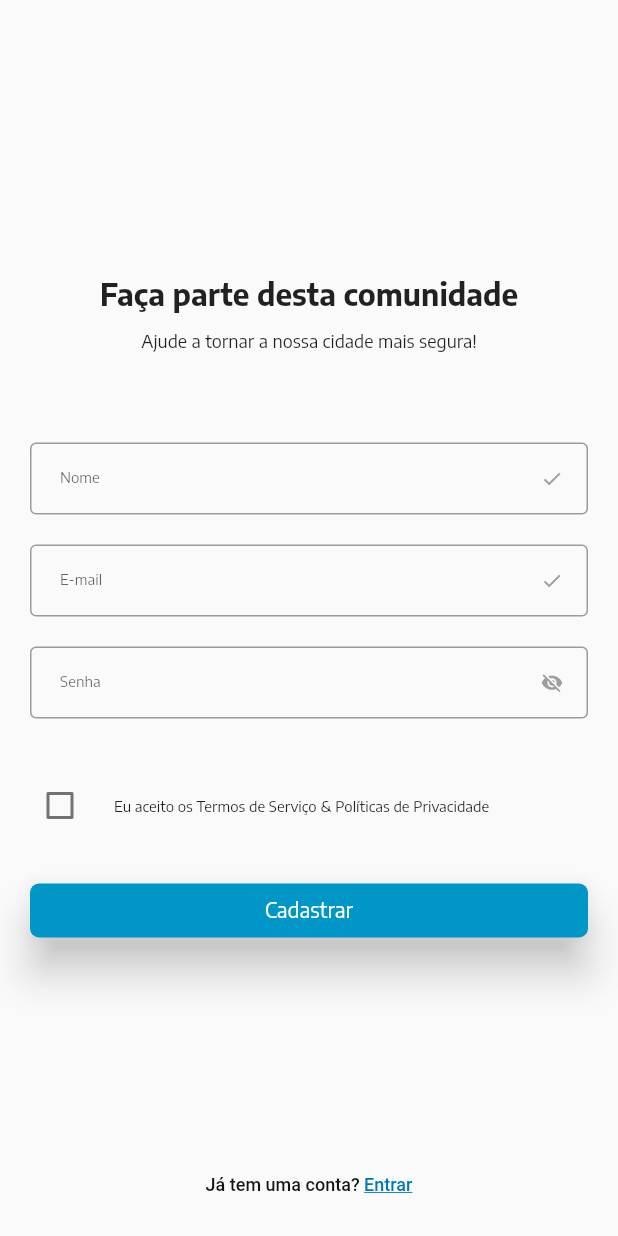
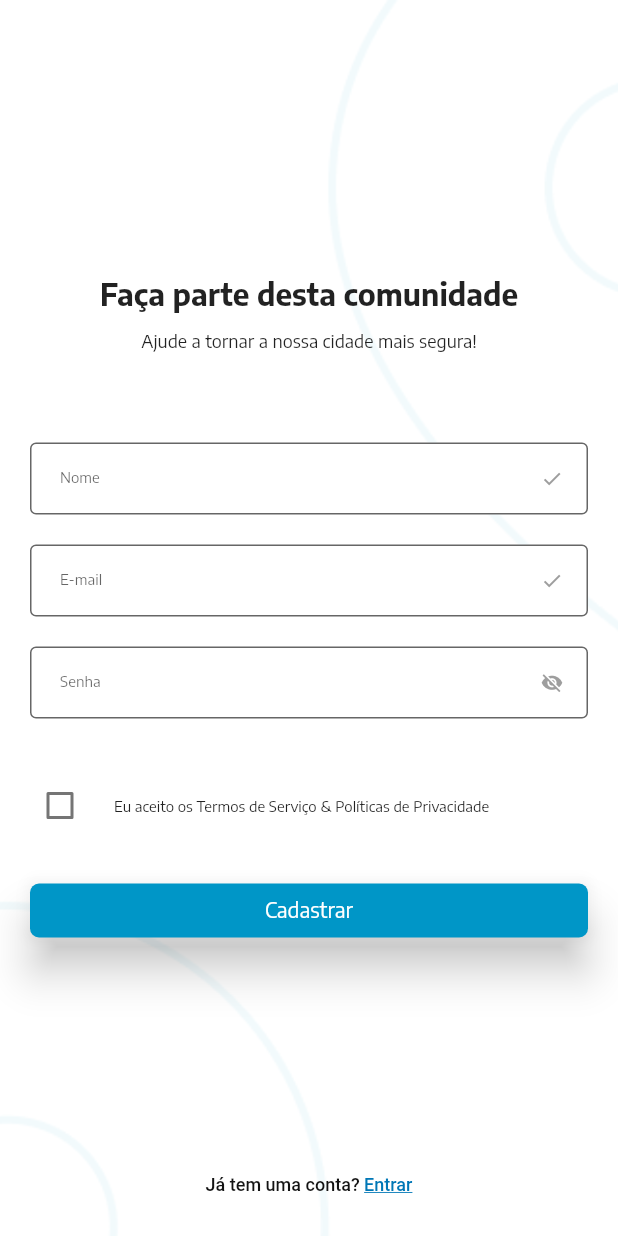
Before and after one commit to luizdebem/ponto-seguro-mobile, a Flutter app: the screen it shows after launch, after a tap on an icon or button, on a phone screen of 412 x 824 dp. Run offline on Flutter 3.47's test engine with Material 2 defaults, Android fonts, the light colour scheme and no system bars; drawn by our look-alikes of flutter_form_builder; our stand-ins replace flutter_map, latlong, toast.

Commit message:
added background image - auth

```diff
--- a/lib/screens/Login/LoginScreen.dart
+++ b/lib/screens/Login/LoginScreen.dart
@@ -18,7 +18,16 @@ class LoginScreen extends StatelessWidget {
 
   @override
   Widget build(BuildContext context) {
-    return Scaffold(
+    return Container(
+      decoration: BoxDecoration(
+        color: Colors.white, // background color
+        image: DecorationImage(
+          image: AssetImage('assets/auth-bg.png'),
+          fit: BoxFit.cover,
+        ), // background image above color
+      ),
+      child: Scaffold(
+        backgroundColor: Colors.transparent,
         body: SafeArea(
           child: Padding(
             padding: EdgeInsets.all(10),
@@ -67,6 +76,8 @@ class LoginScreen extends StatelessWidget {
                                 ],
                               ),
                               decoration: InputDecoration(
+                                fillColor: Colors.white,
+                                filled: true,
                                 suffixIcon: Icon(
                                   Icons.check,
                                   size: 15,
@@ -96,6 +107,8 @@ class LoginScreen extends StatelessWidget {
                                 ],
                               ),
                               decoration: InputDecoration(
+                                fillColor: Colors.white,
+                                filled: true,
                                 suffixIcon: Icon(
                                   Icons.visibility_off,
                                   size: 15,
@@ -237,6 +250,7 @@ class LoginScreen extends StatelessWidget {
             ),
           ),
         ),
+      ),
     );
   }
 }
--- a/lib/screens/Signup/SignupScreen.dart
+++ b/lib/screens/Signup/SignupScreen.dart
@@ -20,7 +20,16 @@ class SignupScreen extends StatelessWidget {
 
   @override
   Widget build(BuildContext context) {
-    return Scaffold(
+    return Container(
+      decoration: BoxDecoration(
+        color: Colors.white, // background color
+        image: DecorationImage(
+          image: AssetImage('assets/auth-bg.png'),
+          fit: BoxFit.cover,
+        ), // background image above color
+      ),
+      child: Scaffold(
+        backgroundColor: Colors.transparent,
         body: SafeArea(
           child: Padding(
             padding: EdgeInsets.all(10),
@@ -66,6 +75,8 @@ class SignupScreen extends StatelessWidget {
                                 [FormBuilderValidators.required(context)],
                               ),
                               decoration: InputDecoration(
+                                fillColor: Colors.white,
+                                filled: true,
                                 suffixIcon: Icon(
                                   Icons.check,
                                   size: 15,
@@ -95,6 +106,8 @@ class SignupScreen extends StatelessWidget {
                                 ],
                               ),
                               decoration: InputDecoration(
+                                fillColor: Colors.white,
+                                filled: true,
                                 suffixIcon: Icon(
                                   Icons.check,
                                   size: 15,
@@ -124,6 +137,8 @@ class SignupScreen extends StatelessWidget {
                                 ],
                               ),
                               decoration: InputDecoration(
+                                fillColor: Colors.white,
+                                filled: true,
                                 suffixIcon: Icon(
                                   Icons.visibility_off,
                                   size: 15,
@@ -275,6 +290,7 @@ class SignupScreen extends StatelessWidget {
             ),
           ),
         ),
+      ),
     );
   }
 }
```
Also changed, not shown: assets/auth-bg.png (added). Lines whose indentation alone changed are shown as unchanged.
